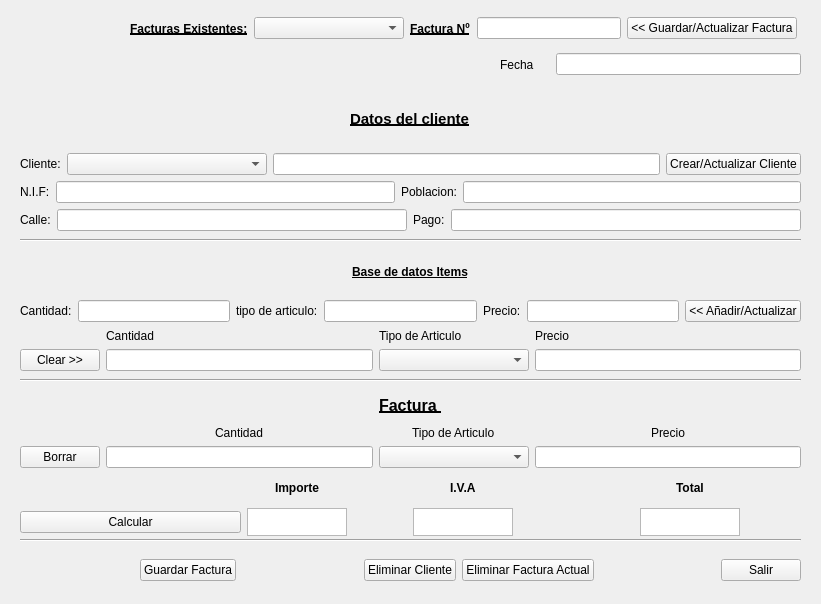
Old version of the form interfaz_v004.ui in the repository damasko/facturador_git.
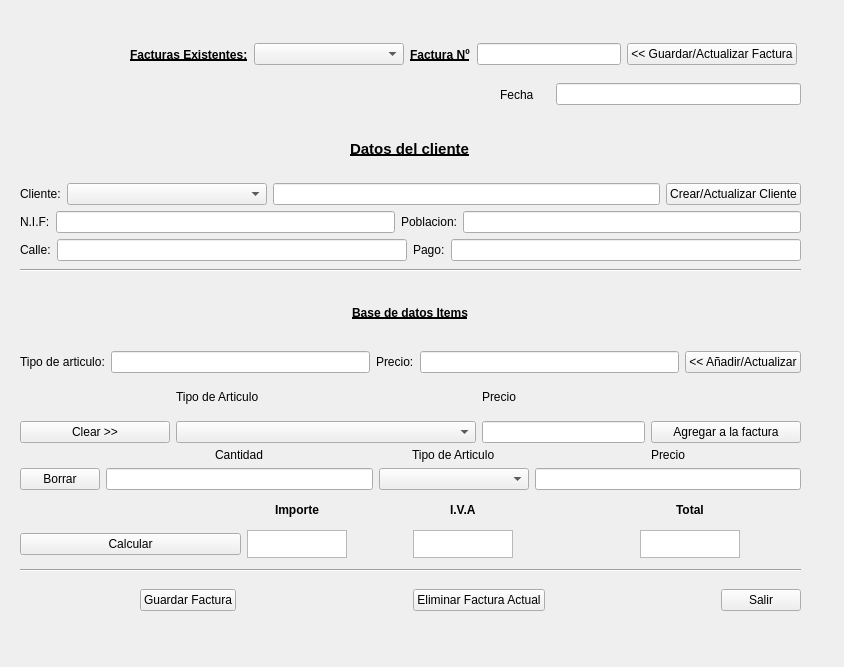
New version of the form.

What changed in the file:
```diff
--- a/interfaz_v004.ui
+++ b/interfaz_v004.ui
@@ -9,8 +9,8 @@
    <rect>
     <x>0</x>
     <y>0</y>
-    <width>821</width>
-    <height>604</height>
+    <width>844</width>
+    <height>667</height>
    </rect>
   </property>
   <property name="sizePolicy">
@@ -33,9 +33,9 @@
     <property name="geometry">
      <rect>
       <x>20</x>
-      <y>390</y>
+      <y>420</y>
       <width>781</width>
-      <height>146</height>
+      <height>138</height>
      </rect>
     </property>
     <layout class="QGridLayout" name="gridLayout_5">
@@ -212,9 +212,9 @@
     <property name="geometry">
      <rect>
       <x>130</x>
-      <y>10</y>
+      <y>40</y>
       <width>667</width>
-      <height>37</height>
+      <height>29</height>
      </rect>
     </property>
     <layout class="QHBoxLayout" name="horizontalLayout_3">
@@ -272,7 +272,7 @@
     <property name="geometry">
      <rect>
       <x>140</x>
-      <y>550</y>
+      <y>580</y>
       <width>661</width>
       <height>41</height>
      </rect>
@@ -298,13 +298,6 @@
        </property>
       </spacer>
      </item>
-     <item>
-      <widget class="QPushButton" name="rmclienteB">
-       <property name="text">
-        <string>Eliminar Cliente</string>
-       </property>
-      </widget>
-     </item>
      <item>
       <widget class="QPushButton" name="rmallfac">
        <property name="text">
@@ -338,7 +331,7 @@
     <property name="geometry">
      <rect>
       <x>20</x>
-      <y>90</y>
+      <y>120</y>
       <width>781</width>
       <height>141</height>
      </rect>
@@ -475,28 +468,18 @@
     <property name="geometry">
      <rect>
       <x>20</x>
-      <y>250</y>
+      <y>280</y>
       <width>781</width>
-      <height>121</height>
+      <height>163</height>
      </rect>
     </property>
     <layout class="QGridLayout" name="gridLayout_4">
      <item row="1" column="0">
       <layout class="QHBoxLayout" name="horizontalLayout_8">
-       <item>
-        <widget class="QLabel" name="label">
-         <property name="text">
-          <string>Cantidad:</string>
-         </property>
-        </widget>
-       </item>
-       <item>
-        <widget class="QLineEdit" name="newci"/>
-       </item>
        <item>
         <widget class="QLabel" name="nal">
          <property name="text">
-          <string>tipo de articulo:</string>
+          <string>Tipo de articulo:</string>
          </property>
         </widget>
        </item>
@@ -525,19 +508,6 @@
      <item row="2" column="0">
       <layout class="QGridLayout" name="gridLayout_6">
        <item row="0" column="1">
-        <widget class="QLabel" name="cantidadl">
-         <property name="font">
-          <font>
-           <weight>50</weight>
-           <bold>false</bold>
-          </font>
-         </property>
-         <property name="text">
-          <string>Cantidad</string>
-         </property>
-        </widget>
-       </item>
-       <item row="0" column="2">
         <widget class="QLabel" name="articulol">
          <property name="font">
           <font>
@@ -550,7 +520,7 @@
          </property>
         </widget>
        </item>
-       <item row="0" column="3">
+       <item row="0" column="2">
         <widget class="QLabel" name="preciol">
          <property name="font">
           <font>
@@ -563,29 +533,45 @@
          </property>
         </widget>
        </item>
-       <item row="1" column="2">
+       <item row="1" column="1">
         <widget class="QComboBox" name="boxitems">
          <property name="minimumSize">
           <size>
-           <width>150</width>
+           <width>300</width>
            <height>0</height>
           </size>
          </property>
         </widget>
        </item>
-       <item row="1" column="1">
-        <widget class="QLineEdit" name="cantidad"/>
-       </item>
        <item row="1" column="0">
         <widget class="QPushButton" name="cleari">
+         <property name="minimumSize">
+          <size>
+           <width>150</width>
+           <height>0</height>
+          </size>
+         </property>
          <property name="text">
           <string>Clear &gt;&gt;</string>
          </property>
         </widget>
        </item>
-       <item row="1" column="3">
+       <item row="1" column="2">
         <widget class="QLineEdit" name="precio"/>
        </item>
+       <item row="1" column="3">
+        <widget class="QPushButton" name="agregait">
+         <property name="minimumSize">
+          <size>
+           <width>150</width>
+           <height>0</height>
+          </size>
+         </property>
+         <property name="text">
+          <string>Agregar a la factura</string>
+         </property>
+        </widget>
+       </item>
       </layout>
      </item>
      <item row="0" column="0" alignment="Qt::AlignHCenter">
@@ -608,7 +594,7 @@
     <property name="geometry">
      <rect>
       <x>500</x>
-      <y>50</y>
+      <y>80</y>
       <width>301</width>
       <height>29</height>
      </rect>
@@ -655,20 +641,7 @@
     <property name="geometry">
      <rect>
       <x>20</x>
-      <y>230</y>
-      <width>781</width>
-      <height>20</height>
-     </rect>
-    </property>
-    <property name="orientation">
-     <enum>Qt::Horizontal</enum>
-    </property>
-   </widget>
-   <widget class="Line" name="line_2">
-    <property name="geometry">
-     <rect>
-      <x>20</x>
-      <y>370</y>
+      <y>260</y>
       <width>781</width>
       <height>20</height>
      </rect>
@@ -681,7 +654,7 @@
     <property name="geometry">
      <rect>
       <x>20</x>
-      <y>530</y>
+      <y>560</y>
       <width>781</width>
       <height>20</height>
      </rect>
```
